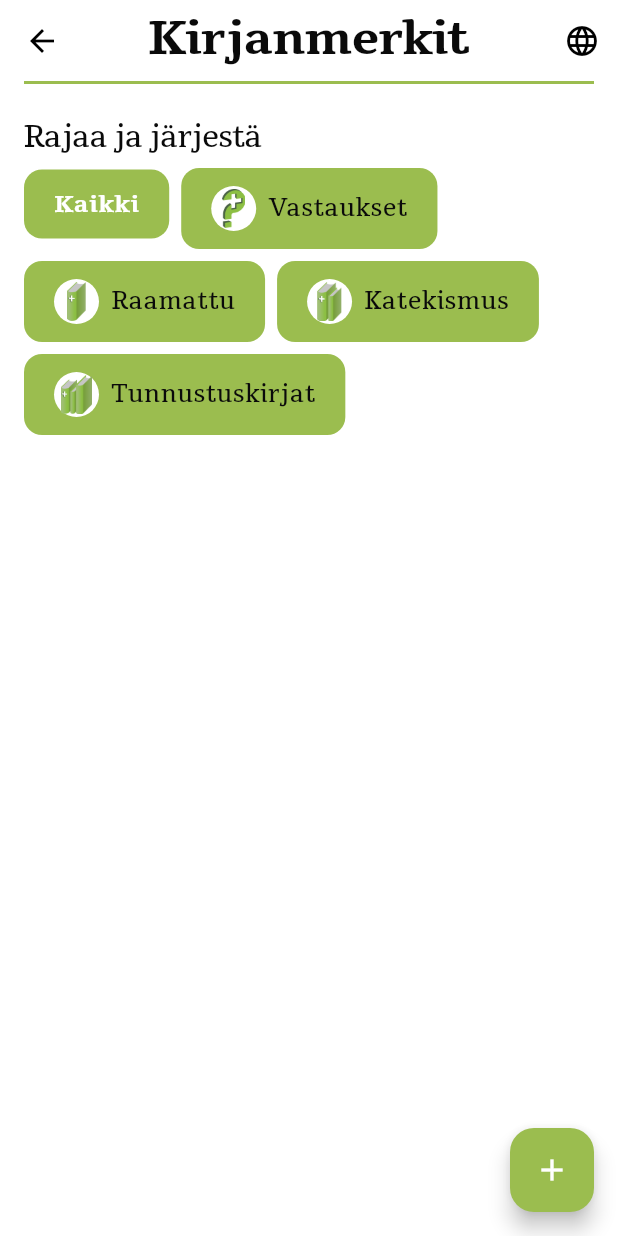
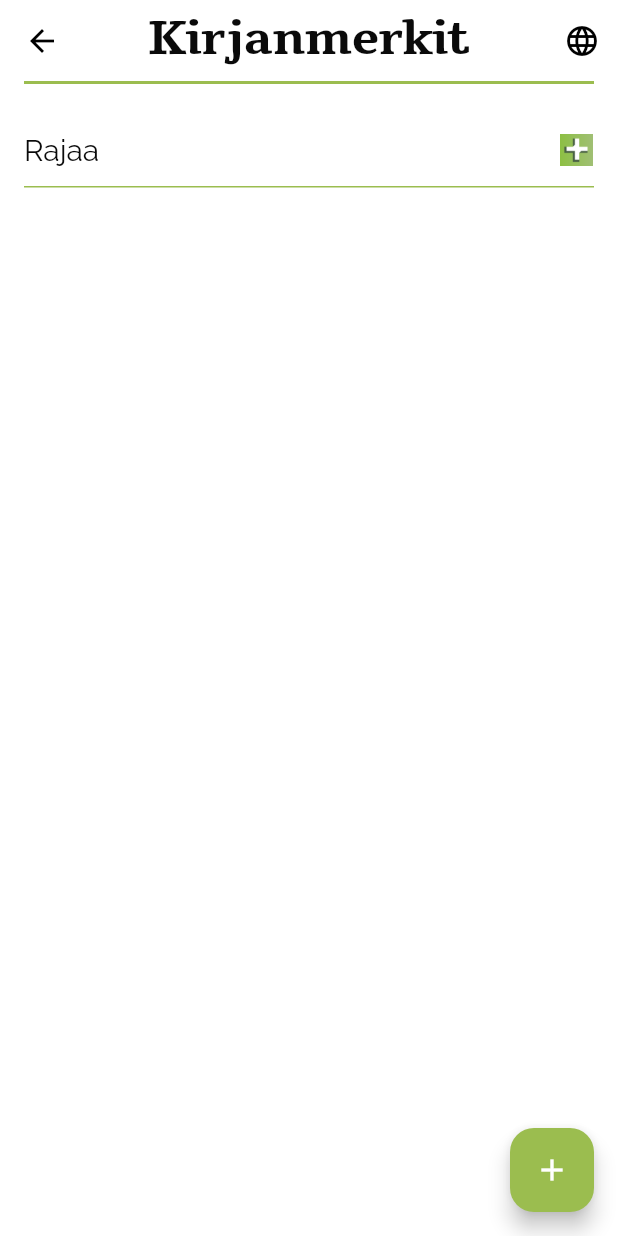
Before and after one commit to villepuuri/Bible-Toolbox, a Flutter app: the BookmarksPage screen opened by its route, on a phone screen of 412 x 824 dp. Run offline on Flutter 3.47's test engine with Material 3 defaults, Android fonts, the phone set to English and light mode, and no system bars; our stand-ins replace google_fonts, hive, hive_flutter, shared_preferences; accounts and stored records are empty.

Commit message:
Build the bookmark page

```diff
--- /dev/null
+++ b/lib/core/Widgets/extendable_headline.dart
@@ -0,0 +1,136 @@
+import 'package:flutter/material.dart';
+
+class ExtendableHeadline extends StatefulWidget {
+  final String title;
+  final List<Widget> children;
+
+  const ExtendableHeadline({
+    super.key,
+    required this.title,
+    required this.children,
+  });
+
+  @override
+  State<ExtendableHeadline> createState() => _ExtendableHeadlineState();
+}
+
+class _ExtendableHeadlineState extends State<ExtendableHeadline>
+    with TickerProviderStateMixin {
+  bool isOpen = false;
+
+  late final AnimationController _controller = AnimationController(
+    duration: const Duration(milliseconds: 300),
+    vsync: this,
+  );
+
+  @override
+  void dispose() {
+    _controller.dispose();
+    super.dispose();
+  }
+
+  void changeState() {
+    /*
+    * Change the visibility/state/height of the child widget
+    * */
+    isOpen = !isOpen;
+    if (isOpen) {
+      _controller.forward();
+    } else {
+      _controller.reverse();
+    }
+    setState(() {});
+  }
+
+  @override
+  Widget build(BuildContext context) {
+    return Padding(
+      padding: const EdgeInsets.symmetric(vertical: 15.0),
+      child: Column(
+        crossAxisAlignment: CrossAxisAlignment.start,
+        children: [
+          /* The Headline */
+          InkWell(
+            onTap: changeState,
+            child: Row(
+              mainAxisAlignment: MainAxisAlignment.spaceBetween,
+              crossAxisAlignment: CrossAxisAlignment.center,
+              children: [
+                Text(
+                  widget.title,
+                  style: Theme.of(context).textTheme.headlineMedium,
+                ),
+                SizedBox(
+                  height: 24,
+                  width: 24,
+                  child: IconButton(
+                    onPressed: changeState,
+                    padding: const EdgeInsets.all(1),
+                    constraints: BoxConstraints(),
+                    icon: Image.asset(
+                      isOpen
+                          ? 'assets/btb_images/miinus.png'
+                          : 'assets/btb_images/plussa.png',
+                      height: 24,
+                      width: 24,
+                    ),
+                  ),
+                ),
+              ],
+            ),
+          ),
+
+          const SizedBox(height: 10),
+
+          /* The question titles */
+          SizeChangingWidget(
+            controller: _controller,
+            child: Padding(
+              padding: const EdgeInsets.symmetric(horizontal: 8),
+              child: Column(
+                crossAxisAlignment: CrossAxisAlignment.start,
+                children: widget.children + [SizedBox(height: 10,)],
+              ),
+            ),
+          ),
+
+          /* The divider line */
+          Divider(thickness: isOpen ? 2 : 1),
+
+        ],
+      ),
+    );
+  }
+}
+
+class SizeChangingWidget extends StatefulWidget {
+  final Widget child;
+  final AnimationController controller;
+
+  const SizeChangingWidget({
+    super.key,
+    required this.controller,
+    required this.child,
+  });
+
+  @override
+  State<SizeChangingWidget> createState() => _SizeChangingWidgetState();
+}
+
+class _SizeChangingWidgetState extends State<SizeChangingWidget> {
+  late final Animation<double> _animation = CurvedAnimation(
+    parent: widget.controller,
+    curve: Curves.easeInOut,
+  );
+
+  @override
+  Widget build(BuildContext context) {
+    return ClipRect(
+      child: SizeTransition(
+        sizeFactor: _animation,
+        axisAlignment: -1,
+        child: widget.child,
+      ),
+    );
+  }
+}
--- a/lib/core/helpers/bookmark.dart
+++ b/lib/core/helpers/bookmark.dart
@@ -1,11 +1,23 @@
+import 'dart:math';
 import 'package:hive/hive.dart';
 
 part 'bookmark.g.dart';
 
+enum BookmarkType {
+  answer,
+  bible,
+  catechism,
+  concord,
+  other
+}
+
 @HiveType(typeId: 1)
 class Bookmark {
   @HiveField(0)
-  String id = DateTime.now().millisecondsSinceEpoch.toString();
+  String id = DateTime
+      .now()
+      .millisecondsSinceEpoch
+      .toString();
 
   @HiveField(1)
   String name;
@@ -20,10 +32,22 @@ class Bookmark {
   // todo: Maybe add type?
 
   Bookmark({required this.name, required this.path, DateTime? creationTime})
-    : creationTime = creationTime ?? DateTime.now();
+      : creationTime = creationTime ?? DateTime.now();
 
   @override
   String toString() {
     return "Bookmark: $name, ID: $id, path: $path, creationTime: $creationTime";
   }
+
+  BookmarkType get type {
+    // todo: Fix this after getting the correct path
+    if (creationTime.second % 2 == 0) {
+      return BookmarkType.answer;
+    }
+    else if (creationTime.second % 3 == 0) {
+      return BookmarkType.concord;
+    }
+    return BookmarkType.bible;
+    // return BookmarkType.values[Random().nextInt(BookmarkType.values.length)];
+  }
 }
--- a/lib/core/helpers/language_helper.dart
+++ b/lib/core/helpers/language_helper.dart
@@ -30,13 +30,16 @@ class LanguageHelper {
   static LanguageClass selectedLanguage = languages.first;
   static int languageCount = languages.length;
 
+  static List<LanguageClass> testLoadedLanguages = [];
+
   static set setUsedLanguage(LanguageClass language) {
     UnimplementedError("Setting the language has not yet been implemented");
   }
 
   static List<LanguageClass> get loadedLanguages {
     UnimplementedError("Getting the languages has not yet been implemented");
-    return [];
+    // todo: fix this function
+    return testLoadedLanguages;
   }
 
   static set loadedLanguages(List<LanguageClass> languages) {
--- a/lib/core/theme.dart
+++ b/lib/core/theme.dart
@@ -57,11 +57,7 @@ class AppThemeData {
       color: black,
       height: 1.4,
     ),
-    bodySmall: GoogleFonts.tienne(
-      fontSize: 12,
-      color: black,
-      height: 1.4,
-    ),
+    bodySmall: GoogleFonts.tienne(fontSize: 12, color: black, height: 1.4),
 
     // Labels are used as links
     labelMedium: GoogleFonts.tienne(
@@ -69,6 +65,41 @@ class AppThemeData {
       height: 1.4,
       color: black,
       fontStyle: FontStyle.italic,
+    ),
+  );
+
+  // Button themes
+  static final elevatedButtonTheme = ElevatedButtonThemeData(
+    style: ButtonStyle(
+      backgroundColor: WidgetStateProperty.all(lightGreen),
+      foregroundColor: WidgetStateProperty.all(white),
+      overlayColor: WidgetStateProperty.all(darkGreen.withAlpha(25)),
+      textStyle: WidgetStateProperty.all(
+        textTheme.headlineMedium!.copyWith(fontWeight: FontWeight.w900),
+      ),
+      shape: WidgetStateProperty.all(
+        RoundedRectangleBorder(borderRadius: BorderRadius.circular(12)),
+      ),
+      padding: WidgetStateProperty.all(
+        EdgeInsets.symmetric(horizontal: 20, vertical: 12),
+      ),
+    ),
+  );
+
+  static final outlinedButtonTheme = OutlinedButtonThemeData(
+    style: ButtonStyle(
+      backgroundColor: WidgetStateProperty.all(white),
+      padding: WidgetStateProperty.all(
+        EdgeInsets.symmetric(vertical: 4, horizontal: 8),
+      ),
+      side: WidgetStateProperty.all(
+        BorderSide(color: lightColorScheme.primary, width: 2),
+      ),
+      shape: WidgetStateProperty.all(
+        RoundedRectangleBorder(
+          borderRadius: BorderRadius.circular(20),
+        ),
+      ),
     ),
   );
 
@@ -82,16 +113,21 @@ class AppThemeData {
     colorScheme: lightColorScheme,
     textTheme: textTheme,
     iconTheme: iconTheme,
+    dividerTheme: DividerThemeData(
+      color: lightColorScheme.primary,
+      thickness: 1,
+      space: 3
+    ),
     listTileTheme: ListTileThemeData(
       iconColor: lightGreen,
       titleTextStyle: textTheme.bodyMedium,
       shape: RoundedRectangleBorder(
-          borderRadius: BorderRadius.all(Radius.circular(18))
+        borderRadius: BorderRadius.all(Radius.circular(18)),
       ),
     ),
     floatingActionButtonTheme: FloatingActionButtonThemeData(
       backgroundColor: lightGreen,
-      foregroundColor: white
+      foregroundColor: white,
     ),
     appBarTheme: AppBarTheme(
       backgroundColor: white,
@@ -99,21 +135,7 @@ class AppThemeData {
       scrolledUnderElevation: 0,
       titleTextStyle: textTheme.titleLarge,
     ),
-    filledButtonTheme: FilledButtonThemeData(
-      style: ButtonStyle(
-        backgroundColor: WidgetStateProperty.all(lightGreen),
-        foregroundColor: WidgetStateProperty.all(white),
-        overlayColor: WidgetStateProperty.all(darkGreen.withAlpha(25)),
-        textStyle: WidgetStateProperty.all(
-          textTheme.headlineMedium!.copyWith(fontWeight: FontWeight.w900),
-        ),
-        shape: WidgetStateProperty.all(
-          RoundedRectangleBorder(borderRadius: BorderRadius.circular(12)),
-        ),
-        padding: WidgetStateProperty.all(
-          EdgeInsets.symmetric(horizontal: 20, vertical: 12),
-        ),
-      ),
-    ),
+    elevatedButtonTheme: elevatedButtonTheme,
+    outlinedButtonTheme: outlinedButtonTheme,
   );
 }
--- a/lib/presentation/pages/bookmarks_page.dart
+++ b/lib/presentation/pages/bookmarks_page.dart
@@ -1,6 +1,8 @@
+import 'package:bible_toolbox/core/Widgets/extendable_headline.dart';
 import 'package:bible_toolbox/core/Widgets/main_app_bar.dart';
 import 'package:bible_toolbox/core/helpers/bookmark.dart';
 import 'package:bible_toolbox/core/helpers/boxes.dart';
+import 'package:bible_toolbox/core/theme.dart';
 import 'package:flutter/material.dart';
 
 class BookmarksPage extends StatefulWidget {
@@ -11,20 +13,27 @@ class BookmarksPage extends StatefulWidget {
 }
 
 class _BookmarksPageState extends State<BookmarksPage> {
+  bool sortExtended = false;
+
   Map<String, bool> selectedSorts = {
     "Kaikki": true,
     "Vastaukset": false,
     "Raamattu": false,
     "Katekismus": false,
     "Tunnustuskirjat": false,
-    "Uusin": true,
-    "Vanhin": false,
   };
 
-  Widget sortBox(String name, {String? imageURL, bool selected = false}) {
+  Widget dividerLine({double width = 1}) =>
+      Container(color: Theme.of(context).colorScheme.primary, height: width);
+
+  Widget sortBox(String name) {
     bool selected = selectedSorts[name] ?? false;
-    return FilledButton(
-
+    return OutlinedButton(
+      style: AppThemeData.outlinedButtonTheme.style?.copyWith(
+        backgroundColor: selected
+            ? WidgetStateProperty.all(Theme.of(context).primaryColor)
+            : null,
+      ),
       onPressed: () {
         if (!(selectedSorts[name] ?? false)) {
           // Deselect all
@@ -35,54 +44,135 @@ class _BookmarksPageState extends State<BookmarksPage> {
           setState(() {});
         }
       },
-      child: Container(
-        // decoration: BoxDecoration(
-        //   borderRadius: BorderRadius.circular(18),
-        //   border: Border.all(width: 1, color: Theme.of(context).primaryColor),
-        //   color: selected
-        //       ? Theme.of(context).primaryColor
-        //       : Theme.of(context).colorScheme.surface,
-        // ),
-        // padding: EdgeInsets.symmetric(vertical: 4, horizontal: 8),
       child: Row(
         mainAxisSize: MainAxisSize.min,
         children: [
-            imageURL != null
-                ? Container(
-              width: 30,
-                height: 30,
-                padding: EdgeInsets.all(2),
-                decoration: BoxDecoration(
-                  borderRadius: BorderRadius.circular(40),
-                  color: Theme.of(context).colorScheme.surface
-                ),
-                child: Image.asset(imageURL))
-                : const SizedBox(),
-            SizedBox(width: imageURL != null ? 8 : 0),
           Text(
             name,
             style: selected
-                  ? Theme.of(context).textTheme.bodyMedium?.apply(
+                ? Theme.of(context).textTheme.bodySmall?.apply(
                     color: Colors.white,
                     fontWeightDelta: 2,
                   )
-                  : Theme.of(context).textTheme.bodyMedium,
+                : Theme.of(context).textTheme.bodySmall,
           ),
         ],
+      ),
+    );
+  }
+
+  List<Bookmark> getSortedBookmarks() {
+    List<Bookmark> list = [];
+    int typeIndex = selectedSorts.values.toList().indexOf(true);
+    for (var b in boxBookmarks.values) {
+      if (typeIndex == 0) {
+        list.add(b);
+      }
+      else if (typeIndex-1 == b.type.index) {
+        list.add(b);
+      }
+    }
+    list.sort((a, b) => a.creationTime.compareTo(b.creationTime));
+    debugPrint('List len: ${list.length}');
+    // todo: create the sorting
+    return list;
+  }
+
+  @override
+  Widget build(BuildContext context) {
+    List<Bookmark> bookmarkList = getSortedBookmarks();
+
+    void moveToPage(String path) {
+      /* When pressing a bookmark, this function is used to navigate
+      * to the new page */
+      // todo: Build navigation to a new page
+      debugPrint('User wants to move to page: $path');
+      UnimplementedError();
+    }
+
+    Widget bookmarkTile(Bookmark b) {
+      return Material( // Material-widget is required to build the bg well
+        child: Padding(
+          key: ValueKey(b.id),
+          padding: const EdgeInsets.symmetric(vertical: 6),
+          child: ListTile(
+            title: Column(
+              crossAxisAlignment: CrossAxisAlignment.start,
+              children: [
+                Text(b.type.name, style: Theme.of(context).textTheme.bodySmall),
+                Text(b.path, style: Theme.of(context).textTheme.bodySmall),
+                const SizedBox(height: 4),
+                Text(b.name, style: Theme.of(context).textTheme.bodyMedium),
+              ],
+            ),
+            trailing: PopupMenuButton(
+              itemBuilder: (menuContext) {
+                return [
+                  PopupMenuItem(
+                    value: 1,
+                    child: Row(
+                      children: [
+                        Text(
+                          "Siirry",
+                          style: Theme.of(context).textTheme.bodyMedium,
+                        ),
+                        const SizedBox(width: 8),
+                        Icon(Icons.arrow_forward),
+                      ],
+                    ),
+                  ),
+                  PopupMenuItem(
+                    value: 2,
+                    child: Row(
+                      children: [
+                        Text(
+                          "Poista",
+                          style: Theme.of(context).textTheme.bodyMedium,
+                        ),
+                        const SizedBox(width: 8),
+                        Icon(Icons.bookmark_remove_outlined),
+                      ],
+                    ),
+                  ),
+                ];
+              },
+              onSelected: (value) {
+                // if value 1 show dialog
+                if (value == 1) {
+                  moveToPage(b.path);
+                }
+                // if value 2 show dialog
+                else if (value == 2) {
+                  // Remove item from the bookmarks
+                  debugPrint('Deleting the following bookmark: ${b.name}');
+                  boxBookmarks.delete(b.id);
+                  setState(() {});
+                }
+              },
+            ),
+            splashColor: AppThemeData.opaqueGreen,
+            shape: RoundedRectangleBorder(
+              borderRadius: BorderRadius.all(Radius.circular(18)),
+              side: BorderSide(
+                color: Theme.of(context).colorScheme.primary,
+                width: 2,
+              ),
+            ),
+            onTap: () {
+              moveToPage(b.path);
+            },
           ),
         ),
       );
     }
 
-  @override
-  Widget build(BuildContext context) {
     return Scaffold(
       appBar: MainAppBar(title: "Kirjanmerkit"),
       floatingActionButton: FloatingActionButton(
         child: Icon(Icons.add),
         onPressed: () {
           Bookmark bookmark = Bookmark(
-            name: "Kirjanmerkki ${boxBookmarks.length +1}",
+            name: "Kirjanmerkki ${boxBookmarks.length + 1}",
             path: "/testi/kirjan/merkki",
           );
           boxBookmarks.put(bookmark.id, bookmark);
@@ -97,38 +187,28 @@ class _BookmarksPageState extends State<BookmarksPage> {
         padding: const EdgeInsets.all(16.0),
         child: CustomScrollView(
           slivers: [
-            SliverPadding(
-              padding: const EdgeInsets.symmetric(vertical: 8),
-              sliver: SliverToBoxAdapter(
-                child: Text(
-                  "Rajaa ja järjestä",
-                  style: Theme.of(context).textTheme.titleSmall,
+            SliverToBoxAdapter(
+              child: ExtendableHeadline(
+                title: "Rajaa",
+                children: [
+                  Wrap(
+                    spacing: 8,
+                    runSpacing: 0,
+                    children: [
+                      sortBox("Kaikki"),
+                      sortBox("Vastaukset"),
+                      sortBox("Raamattu"),
+                      sortBox("Katekismus"),
+                      sortBox("Tunnustuskirjat"),
+                    ],
+                  ),
+                ],
               ),
             ),
-            ),
-            SliverToBoxAdapter(
-              child: Wrap(
-                spacing: 8,
-                runSpacing: 8,
-                children: [
-                  sortBox("Kaikki"),
-                  sortBox(
-                    "Vastaukset",
-                    imageURL: 'assets/btb_images/kysymysmerkki.png',
-                  ),
-                  sortBox(
-                    "Raamattu",
-                    imageURL: 'assets/btb_images/raamattu.png',
-                  ),
-                  sortBox(
-                    "Katekismus",
-                    imageURL: 'assets/btb_images/katekismus.png',
-                  ),
-                  sortBox(
-                    "Tunnustuskirjat",
-                    imageURL: 'assets/btb_images/tunnustuskirjat.png',
-                  ),
-                ],
+            /* The actual bookmarks */
+            SliverList(
+              delegate: SliverChildListDelegate(
+                bookmarkList.map(((b) => bookmarkTile(b))).toList(),
               ),
             ),
           ],
--- a/lib/presentation/pages/home_page.dart
+++ b/lib/presentation/pages/home_page.dart
@@ -61,7 +61,7 @@ class HomePage extends StatelessWidget {
           "Löydä vastauksia:",
           style: Theme.of(context).textTheme.headlineMedium,
         ),
-        FilledButton(onPressed: () {
+        ElevatedButton(onPressed: () {
           debugPrint('QuestionButton pressed');
         }, child: Text((DateTime.now().second % 2 == 0) ? "Miten voin seurata Jeesusta?" : "Miten pääsisin kärryille siitä, minkälainen on Jumalan luonne?"),
         ),
--- a/lib/presentation/pages/welcome_page.dart
+++ b/lib/presentation/pages/welcome_page.dart
@@ -80,6 +80,7 @@ class _WelcomePageState extends State<WelcomePage> {
                 for (int i = 0; i < LanguageHelper.languageCount; i++) {
                   if (selectedLanguages[i]) {
                     debugPrint(' - ${LanguageHelper.languages[i]}');
+                    LanguageHelper.testLoadedLanguages.add(LanguageHelper.languages[i]);
                   }
                 }
                 // todo: implement loading the languages
```
Also changed, not shown: lib/core/Widgets/main_drawer.dart (+9 -9 lines), lib/presentation/pages/answers_page.dart (+10 -61 lines). Lines whose indentation alone changed are shown as unchanged.
